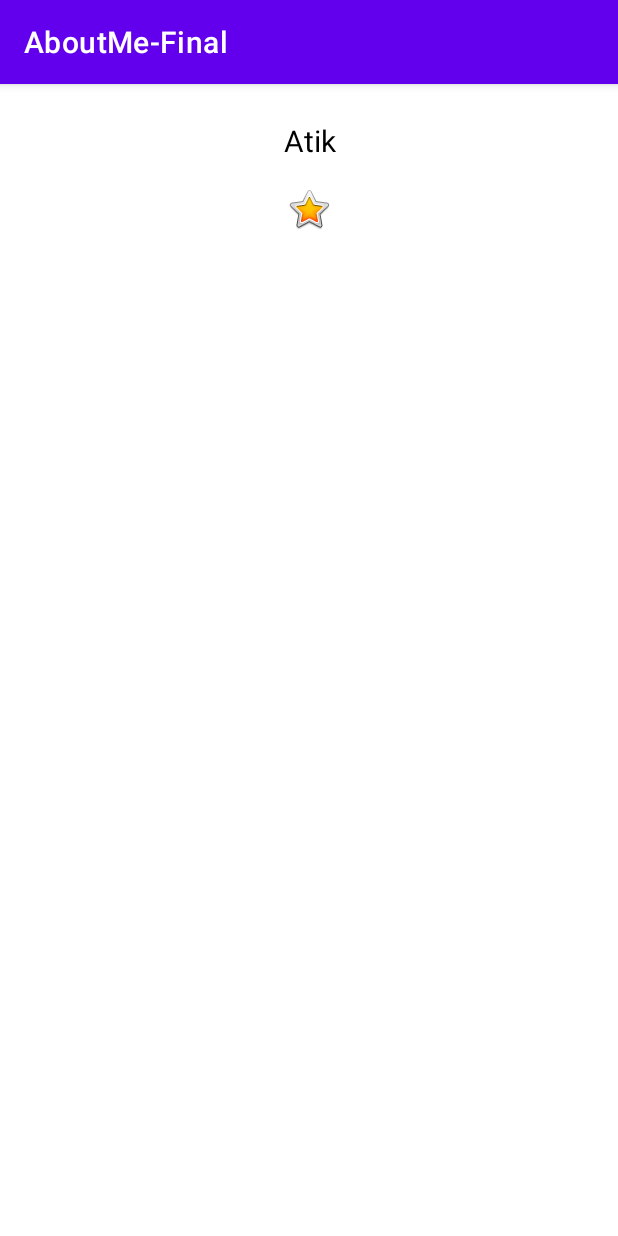
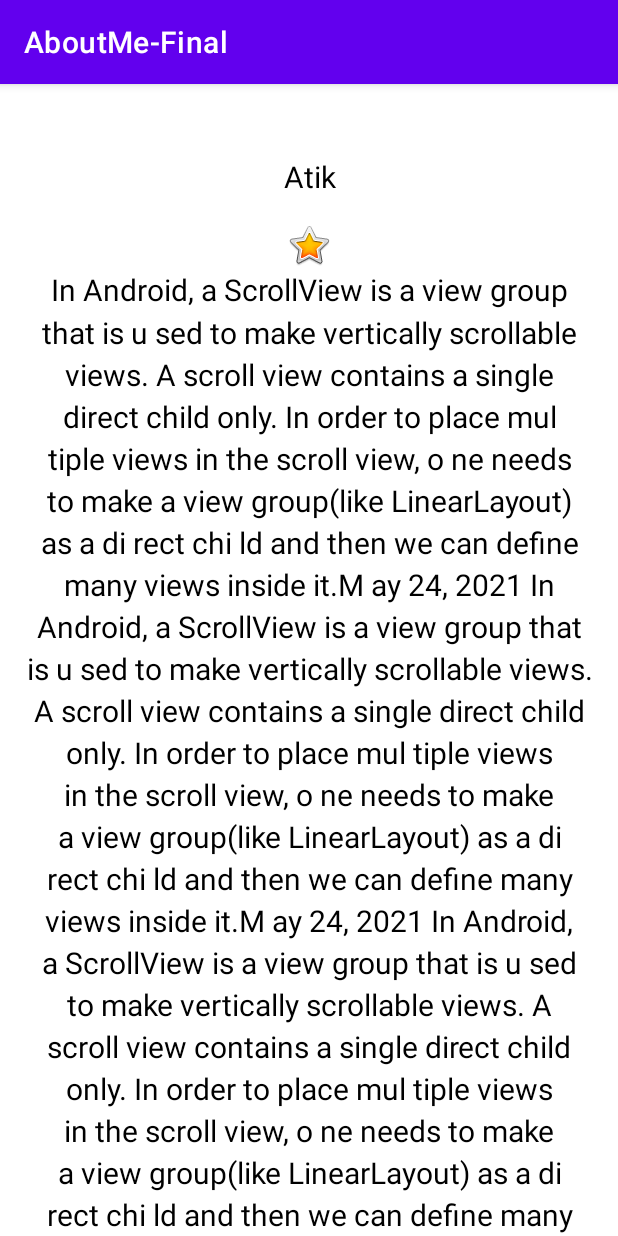
Before and after one commit to mdatiqurr89/AboutMe, an Android app: the screen it shows after launch (MainActivity), on a phone screen of 412 x 824 dp. Run offline under Robolectric (Android 15) with nearby library versions, the phone set to English and light mode, and no system bars.

Commit message:
scrollview added. after run code successfully shown in device

```diff
--- a/app/src/main/res/layout/activity_main.xml
+++ b/app/src/main/res/layout/activity_main.xml
@@ -6,16 +6,15 @@
     android:layout_height="match_parent"
     android:layout_marginTop="@dimen/layout_margin"
     android:orientation="vertical"
-    android:paddingTop="@dimen/small_padding">
+    android:paddingStart="@dimen/padding"
+    android:paddingTop="@dimen/small_padding"
+    android:paddingEnd="@dimen/padding">
 
     <TextView
-        android:id="@+id/textView"
-        android:layout_width="match_parent"
-        android:layout_height="wrap_content"
+        android:id="@+id/name_text"
+        style="@style/NameStyle1"
         android:text="Atik"
-        android:textAlignment="center"
-        tools:text="@string/name"
-        style="@style/Namy_st" />
+        tools:text="@string/name" />
 
     <ImageView
         android:id="@+id/star_image"
@@ -25,4 +24,18 @@
         android:contentDescription="@string/yellow_star"
         app:srcCompat="@android:drawable/btn_star_big_on" />
 
+    <ScrollView
+        android:id="@+id/bio_scroll"
+        android:layout_width="match_parent"
+        android:layout_height="match_parent">
+
+        <TextView
+            android:id="@+id/bio_text"
+            style="@style/NameStyle"
+            android:layout_width="match_parent"
+            android:layout_height="wrap_content"
+            android:lineSpacingMultiplier="1.2"
+            android:text="@string/bio" />
+    </ScrollView>
+
 </LinearLayout>
--- a/app/src/main/res/values/dimens.xml
+++ b/app/src/main/res/values/dimens.xml
@@ -3,4 +3,5 @@
     <dimen name="text_size">20sp</dimen>
     <dimen name="small_padding">8dp</dimen>
     <dimen name="layout_margin">16dp</dimen>
+    <dimen name="padding">16dp</dimen>
 </resources>
--- a/app/src/main/res/values/strings.xml
+++ b/app/src/main/res/values/strings.xml
@@ -2,4 +2,38 @@
     <string name="app_name">AboutMe-Final</string>
     <string name="name">Atik</string>
     <string name="yellow_star">Yellow Star</string>
+    <string name="bio">
+        In Android, a ScrollView is a view group that is u
+        sed to make vertically scrollable views. A scroll view
+        contains a single direct child only. In order to place mul
+        tiple views in the scroll view, o
+        ne needs to make a view group(like LinearLayout) as a di
+        rect chi
+        ld and then we can define many views inside it.M
+        ay 24, 2021
+        In Android, a ScrollView is a view group that is u
+        sed to make vertically scrollable views. A scroll view
+        contains a single direct child only. In order to place mul
+        tiple views in the scroll view, o
+        ne needs to make a view group(like LinearLayout) as a di
+        rect chi
+        ld and then we can define many views inside it.M
+        ay 24, 2021
+        In Android, a ScrollView is a view group that is u
+        sed to make vertically scrollable views. A scroll view
+        contains a single direct child only. In order to place mul
+        tiple views in the scroll view, o
+        ne needs to make a view group(like LinearLayout) as a di
+        rect chi
+        ld and then we can define many views inside it.M
+        ay 24, 2021
+        In Android, a ScrollView is a view group that is u
+        sed to make vertically scrollable views. A scroll view
+        contains a single direct child only. In order to place mul
+        tiple views in the scroll view, o
+        ne needs to make a view group(like LinearLayout) as a di
+        rect chi
+        ld and then we can define many views inside it.M
+        ay 24, 2021
+    </string>
 </resources>
--- a/app/src/main/res/values/styles.xml
+++ b/app/src/main/res/values/styles.xml
@@ -5,4 +5,16 @@
         <item name="android:textColor">@android:color/black</item>
         <item name="android:textSize">@dimen/text_size</item>
     </style>
+
+    <style name="NameStyle" parent="Namy_st">
+        <item name="android:layout_width">match_parent</item>
+        <item name="android:layout_height">wrap_content</item>
+        <item name="android:textAlignment">center</item>
+    </style>
+
+    <style name="NameStyle1" parent="NameStyle">
+        <item name="android:layout_width">match_parent</item>
+        <item name="android:layout_marginTop">@dimen/layout_margin</item>
+        <item name="android:paddingTop">@dimen/small_padding</item>
+    </style>
 </resources>
```
Also changed, not shown: app/src/main/res/font/roboto_mono_thin.ttf (added), app/src/main/res/font/roboto_slab_thin.ttf (added).
